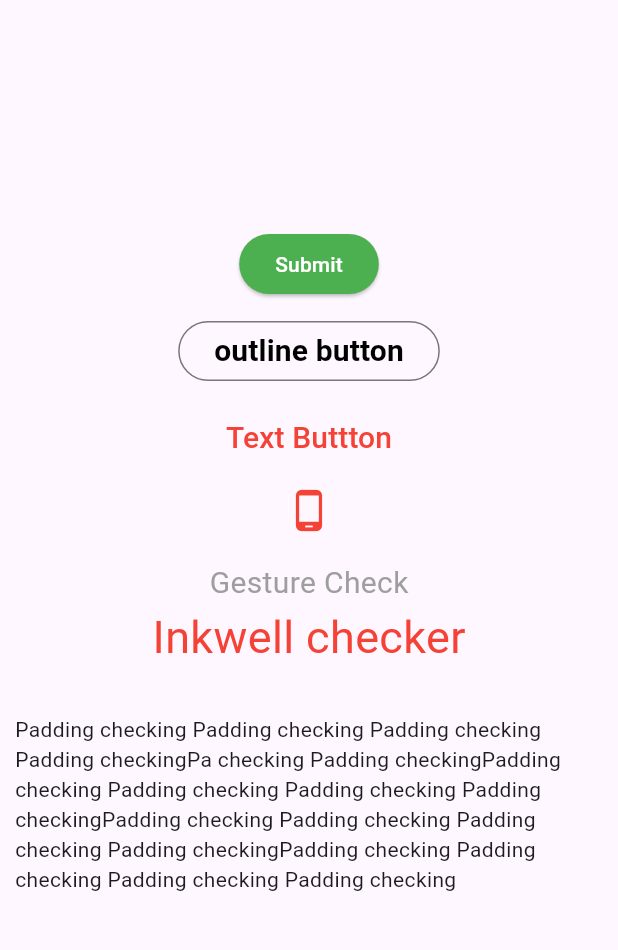
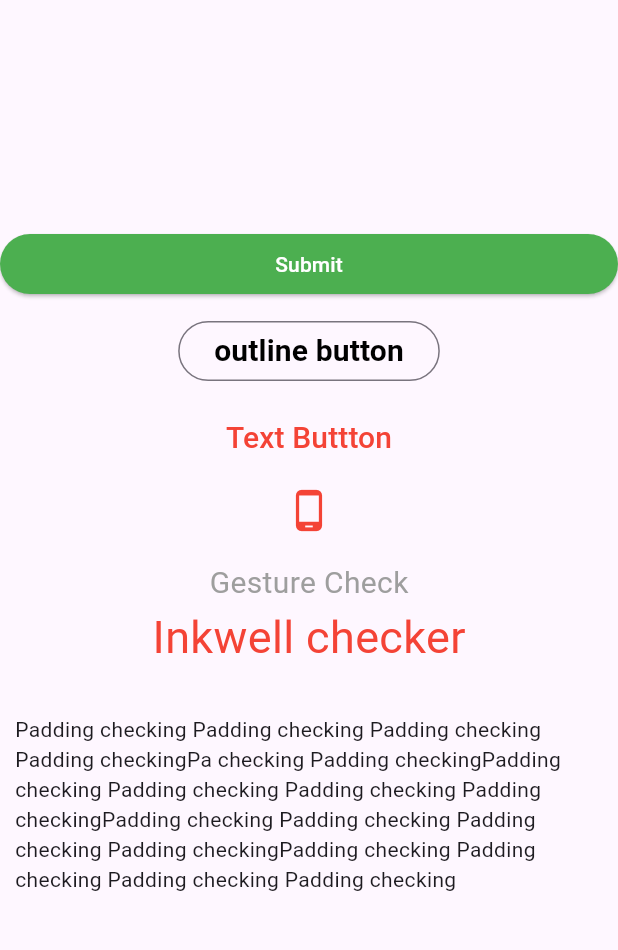
Before and after one commit to Sohelbd76/ostad_flutter, a Flutter app: the screen it shows after launch, on a phone screen of 412 x 824 dp, the part 84-1034 px from its top. Run offline on Flutter 3.47's test engine with Material 3 defaults, Android fonts, the phone set to English and light mode, and no system bars.

Commit message:
Basic flutter frame 2

```diff
--- a/lib/button.dart
+++ b/lib/button.dart
@@ -20,13 +20,20 @@ class Button extends StatelessWidget {
           mainAxisAlignment: MainAxisAlignment.center,
           children: [
             // MainAxisAlignment.center;
-               SizedBox(height:10),
-            ElevatedButton(onPressed: (){print('Enter');},child: Text('Submit'),style:ElevatedButton.styleFrom(
+            //    SizedBox(height:10),
+            SizedBox(height:10),
+            SizedBox(
+                width: double.infinity,
+            child:
+            ElevatedButton(onPressed: (){print('Enter');},child: Text('Submit'),
+              style:ElevatedButton.styleFrom(
                 backgroundColor: Colors.green,
                 foregroundColor: Colors.white,
                 shape: RoundedRectangleBorder(borderRadius: BorderRadius.circular(50))),
 
-            ),
+
+            ),),
+
             SizedBox(height: 10),
             OutlinedButton(onPressed: (){}, child: Text('outline button',style: TextStyle(color: Colors.black,
              fontSize: 20,fontWeight: FontWeight.bold,
```
